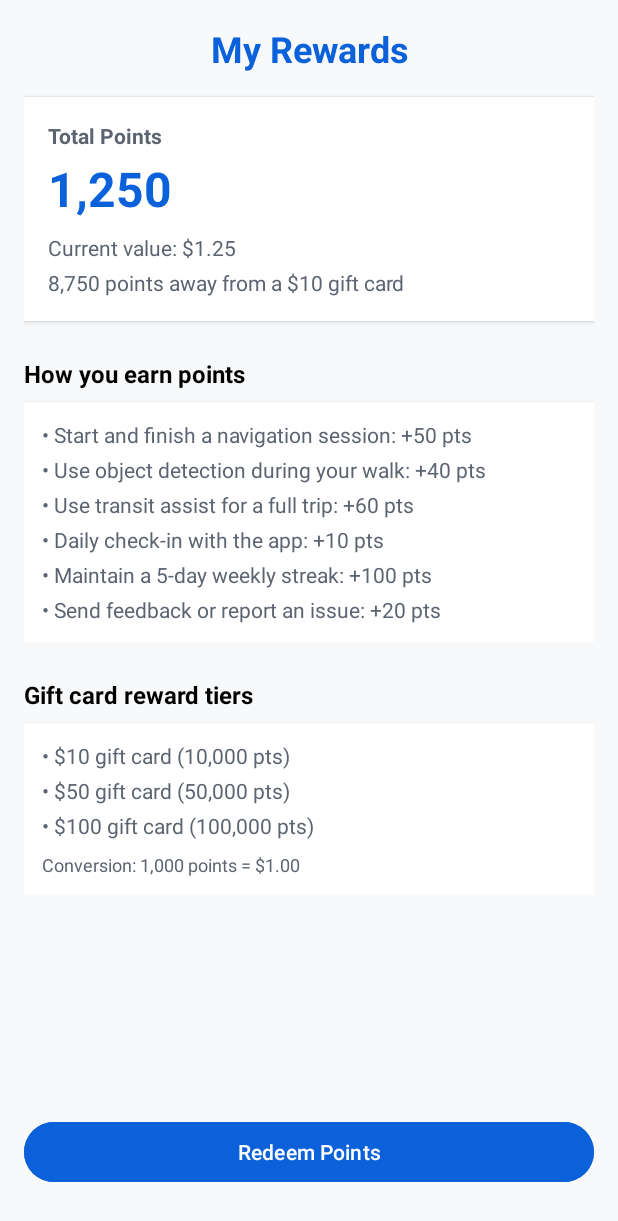
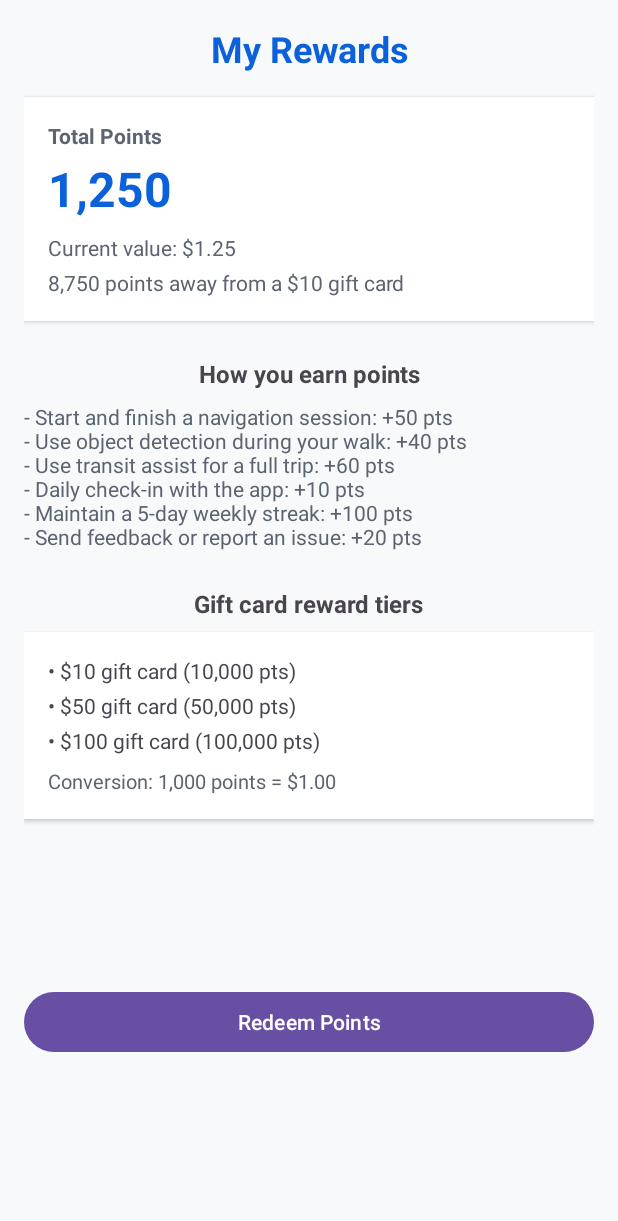
Before and after one commit to Project-NewSight/CIS4398-Project-NewSight-Frontend, an Android app: the RewardsActivity screen opened directly, with no data from a screen before it, on a phone screen of 412 x 824 dp. Shown: the top 1221 px of the screen. Run offline under Robolectric (Android 15) with nearby library versions, the phone set to English and light mode, and no system bars.

Commit message:
Resolve merge for rewards layout

```diff
--- a/app/src/main/res/layout/activity_rewards.xml
+++ b/app/src/main/res/layout/activity_rewards.xml
@@ -1,5 +1,6 @@
 <?xml version="1.0" encoding="utf-8"?>
-<androidx.constraintlayout.widget.ConstraintLayout xmlns:android="http://schemas.android.com/apk/res/android"
+<androidx.constraintlayout.widget.ConstraintLayout
+    xmlns:android="http://schemas.android.com/apk/res/android"
     xmlns:app="http://schemas.android.com/apk/res-auto"
     android:layout_width="match_parent"
     android:layout_height="match_parent"
@@ -26,8 +27,8 @@
         android:layout_width="0dp"
         android:layout_height="wrap_content"
         android:orientation="vertical"
+        android:background="@android:color/white"
         android:padding="16dp"
-        android:background="@android:color/white"
         android:elevation="2dp"
         android:layout_marginTop="16dp"
         app:layout_constraintTop_toBottomOf="@id/textRewardsTitle"
@@ -48,9 +49,9 @@
             android:layout_width="wrap_content"
             android:layout_height="wrap_content"
             android:text="1,250"
+            android:textStyle="bold"
+            android:textSize="32sp"
             android:layout_marginTop="4dp"
-            android:textSize="32sp"
-            android:textStyle="bold"
             android:textColor="@color/primary" />
 
         <TextView
@@ -58,8 +59,8 @@
             android:layout_width="wrap_content"
             android:layout_height="wrap_content"
             android:text="Current value: $1.25"
+            android:textSize="14sp"
             android:layout_marginTop="8dp"
-            android:textSize="14sp"
             android:textColor="@color/muted_foreground" />
 
         <TextView
@@ -67,22 +68,12 @@
             android:layout_width="wrap_content"
             android:layout_height="wrap_content"
             android:text="8,750 points away from a $10 gift card"
+            android:textSize="14sp"
             android:layout_marginTop="4dp"
-            android:textSize="14sp"
             android:textColor="@color/muted_foreground" />
     </LinearLayout>
 
     <!-- How you earn points -->
-    <LinearLayout
-        android:id="@+id/layoutHowEarn"
-        android:layout_width="0dp"
-        android:layout_height="wrap_content"
-        android:orientation="vertical"
-        android:layout_marginTop="24dp"
-        app:layout_constraintTop_toBottomOf="@id/layoutSummaryCard"
-        app:layout_constraintStart_toStartOf="parent"
-        app:layout_constraintEnd_toEndOf="parent">
-
     <TextView
         android:id="@+id/textHowEarnHeader"
         android:layout_width="wrap_content"
@@ -90,128 +81,80 @@
         android:text="How you earn points"
         android:textStyle="bold"
         android:textSize="16sp"
-            android:textColor="@android:color/black" />
-
-        <!-- Clean bullet list in its own card -->
-        <LinearLayout
-            android:id="@+id/layoutHowEarnCard"
-            android:layout_width="match_parent"
-            android:layout_height="wrap_content"
-            android:orientation="vertical"
-            android:layout_marginTop="8dp"
-            android:padding="12dp"
-            android:background="@android:color/white"
-            android:elevation="2dp">
+        android:layout_marginTop="24dp"
+        app:layout_constraintTop_toBottomOf="@id/layoutSummaryCard"
+        app:layout_constraintStart_toStartOf="parent"
+        app:layout_constraintEnd_toEndOf="parent" />
 
     <TextView
-                android:layout_width="wrap_content"
+        android:id="@+id/textHowEarnList"
+        android:layout_width="0dp"
         android:layout_height="wrap_content"
-                android:text="• Start and finish a navigation session: +50 pts"
+        android:layout_marginTop="8dp"
+        android:text="- Start and finish a navigation session: +50 pts\n- Use object detection during your walk: +40 pts\n- Use transit assist for a full trip: +60 pts\n- Daily check-in with the app: +10 pts\n- Maintain a 5-day weekly streak: +100 pts\n- Send feedback or report an issue: +20 pts"
         android:textSize="14sp"
-                android:textColor="@color/muted_foreground" />
-
-            <TextView
-                android:layout_width="wrap_content"
-                android:layout_height="wrap_content"
-                android:layout_marginTop="4dp"
-                android:text="• Use object detection during your walk: +40 pts"
-                android:textSize="14sp"
-                android:textColor="@color/muted_foreground" />
-
-            <TextView
-                android:layout_width="wrap_content"
-                android:layout_height="wrap_content"
-                android:layout_marginTop="4dp"
-                android:text="• Use transit assist for a full trip: +60 pts"
-                android:textSize="14sp"
-                android:textColor="@color/muted_foreground" />
-
-            <TextView
-                android:layout_width="wrap_content"
-                android:layout_height="wrap_content"
-                android:layout_marginTop="4dp"
-                android:text="• Daily check-in with the app: +10 pts"
-                android:textSize="14sp"
-                android:textColor="@color/muted_foreground" />
-
-            <TextView
-                android:layout_width="wrap_content"
-                android:layout_height="wrap_content"
-                android:layout_marginTop="4dp"
-                android:text="• Maintain a 5-day weekly streak: +100 pts"
-                android:textSize="14sp"
-                android:textColor="@color/muted_foreground" />
-
-            <TextView
-                android:layout_width="wrap_content"
-                android:layout_height="wrap_content"
-                android:layout_marginTop="4dp"
-                android:text="• Send feedback or report an issue: +20 pts"
-                android:textSize="14sp"
-                android:textColor="@color/muted_foreground" />
-        </LinearLayout>
-    </LinearLayout>
+        android:textColor="@color/muted_foreground"
+        app:layout_constraintTop_toBottomOf="@id/textHowEarnHeader"
+        app:layout_constraintStart_toStartOf="parent"
+        app:layout_constraintEnd_toEndOf="parent" />
 
     <!-- Gift card tiers -->
-    <LinearLayout
-        android:id="@+id/layoutTiers"
-        android:layout_width="0dp"
-        android:layout_height="wrap_content"
-        android:orientation="vertical"
-        android:layout_marginTop="24dp"
-        app:layout_constraintTop_toBottomOf="@id/layoutHowEarn"
-        app:layout_constraintStart_toStartOf="parent"
-        app:layout_constraintEnd_toEndOf="parent">
-
     <TextView
-            android:id="@+id/textTiersHeader"
+        android:id="@+id/textGiftCardHeader"
         android:layout_width="wrap_content"
         android:layout_height="wrap_content"
         android:text="Gift card reward tiers"
         android:textStyle="bold"
         android:textSize="16sp"
-            android:textColor="@android:color/black" />
+        android:layout_marginTop="24dp"
+        app:layout_constraintTop_toBottomOf="@id/textHowEarnList"
+        app:layout_constraintStart_toStartOf="parent"
+        app:layout_constraintEnd_toEndOf="parent" />
 
     <LinearLayout
-            android:layout_width="match_parent"
+        android:id="@+id/layoutGiftCardCard"
+        android:layout_width="0dp"
         android:layout_height="wrap_content"
         android:orientation="vertical"
+        android:background="@android:color/white"
+        android:padding="16dp"
+        android:elevation="2dp"
         android:layout_marginTop="8dp"
-            android:padding="12dp"
-            android:background="@android:color/white"
-            android:elevation="2dp">
+        app:layout_constraintTop_toBottomOf="@id/textGiftCardHeader"
+        app:layout_constraintStart_toStartOf="parent"
+        app:layout_constraintEnd_toEndOf="parent">
 
         <TextView
+            android:id="@+id/textTier10"
             android:layout_width="wrap_content"
             android:layout_height="wrap_content"
             android:text="• $10 gift card (10,000 pts)"
-                android:textSize="14sp"
-                android:textColor="@color/muted_foreground" />
+            android:textSize="14sp" />
 
         <TextView
+            android:id="@+id/textTier50"
             android:layout_width="wrap_content"
             android:layout_height="wrap_content"
             android:layout_marginTop="4dp"
             android:text="• $50 gift card (50,000 pts)"
-                android:textSize="14sp"
-                android:textColor="@color/muted_foreground" />
+            android:textSize="14sp" />
 
         <TextView
+            android:id="@+id/textTier100"
             android:layout_width="wrap_content"
             android:layout_height="wrap_content"
             android:layout_marginTop="4dp"
             android:text="• $100 gift card (100,000 pts)"
-                android:textSize="14sp"
-                android:textColor="@color/muted_foreground" />
+            android:textSize="14sp" />
 
         <TextView
+            android:id="@+id/textConversionNote"
             android:layout_width="wrap_content"
             android:layout_height="wrap_content"
             android:layout_marginTop="8dp"
             android:text="Conversion: 1,000 points = $1.00"
-                android:textSize="12sp"
+            android:textSize="13sp"
             android:textColor="@color/muted_foreground" />
-        </LinearLayout>
     </LinearLayout>
 
     <!-- Redeem button -->
@@ -222,10 +165,9 @@
         android:text="Redeem Points"
         android:layout_marginTop="24dp"
         android:layout_marginBottom="16dp"
-        android:backgroundTint="@color/primary"
-        android:textColor="@android:color/white"
-        app:layout_constraintBottom_toBottomOf="parent"
+        app:layout_constraintTop_toBottomOf="@id/layoutGiftCardCard"
         app:layout_constraintStart_toStartOf="parent"
-        app:layout_constraintEnd_toEndOf="parent" />
+        app:layout_constraintEnd_toEndOf="parent"
+        app:layout_constraintBottom_toBottomOf="parent" />
 
 </androidx.constraintlayout.widget.ConstraintLayout>
```
Lines whose indentation alone changed are shown as unchanged.
